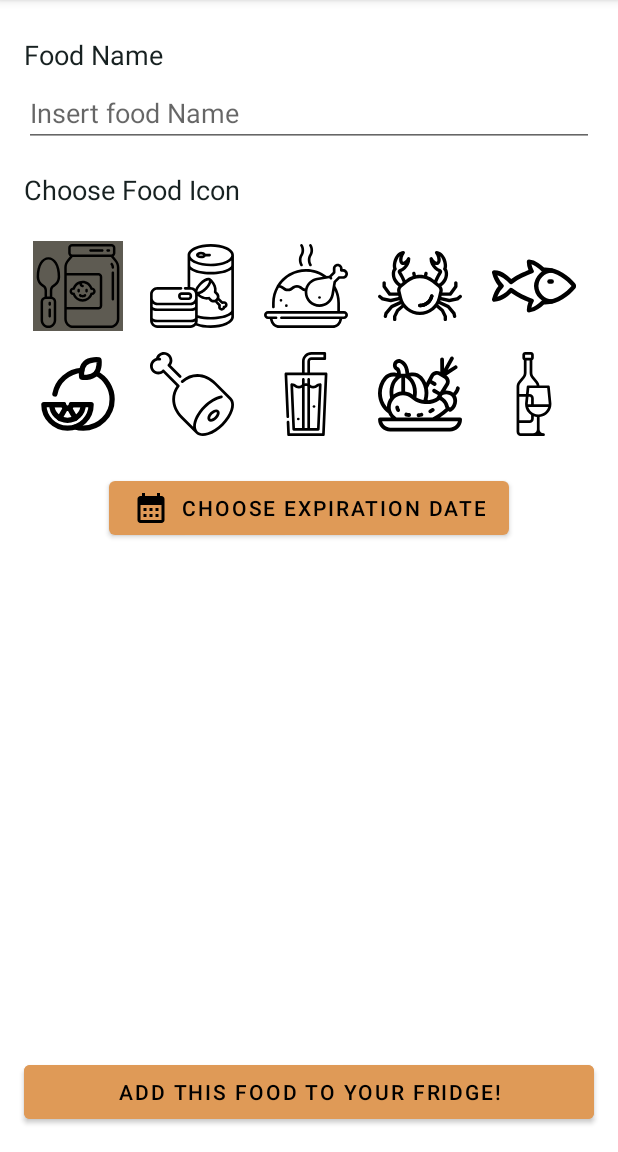
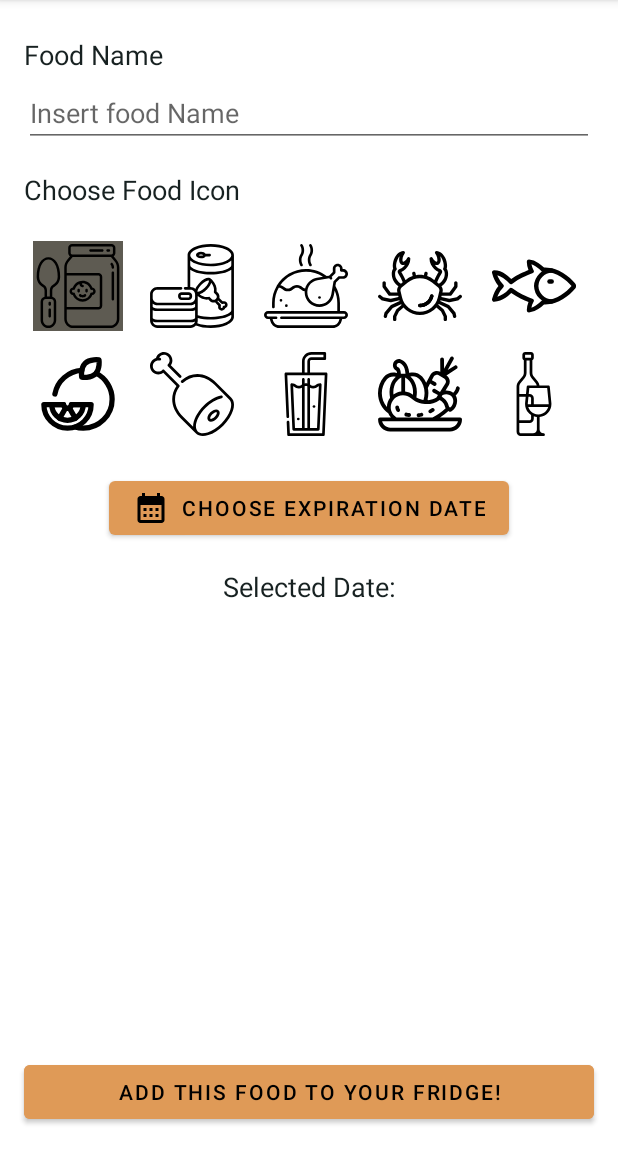
Before and after one commit to yxef/MyFridgeApp, an Android app: the ModifyFoodFragment screen opened through its navigation route, after a tap on "Single Icon", on a phone screen of 412 x 824 dp, the part 84-1236 px from its top. Run offline under Robolectric (Android 15) with nearby library versions, the phone set to English and light mode, and no system bars.

Commit message:
added POST, devo prendere la data e l'icona corretta invece di hardcodearli e fixato un po' il layout

```diff
--- a/app/build.gradle
+++ b/app/build.gradle
@@ -77,6 +77,8 @@ dependencies {
 
     implementation("com.google.android.material:material:1.7.0-alpha03")
 
+    implementation("com.squareup.okhttp3:logging-interceptor:4.10.0")
+
 //    implementation "androidx.room:room-runtime:$room_version"
 //    kapt "androidx.room:room-compiler:$room_version"
 //
--- a/app/src/main/java/com/example/myfridge/modifyfood/AddFoodViewModel.kt
+++ b/app/src/main/java/com/example/myfridge/modifyfood/AddFoodViewModel.kt
@@ -1,10 +1,17 @@
 package com.example.myfridge.modifyfood
 
+import android.util.Log
+import androidx.lifecycle.LiveData
+import androidx.lifecycle.MutableLiveData
 import androidx.lifecycle.ViewModel
+import androidx.lifecycle.viewModelScope
 import com.example.myfridge.R
+import com.example.myfridge.data.Food
+import com.example.myfridge.network.MyFridgeApi
+import kotlinx.coroutines.launch
 
 
-class AddFoodViewModel : ViewModel(){
+class AddFoodViewModel : ViewModel() {
     private val _iconDrawableId = listOf(
         R.drawable.ic_baby_food,
         R.drawable.ic_canned_food,
@@ -17,9 +24,42 @@ class AddFoodViewModel : ViewModel(){
         R.drawable.ic_vegetables_pumpkin_food,
         R.drawable.ic_wine_food
     )
-
     val iconList = _iconDrawableId
 
+    var foodToInsert: Food? = null
 
+    private var _selectedIconPosition = MutableLiveData<Int>()
+    val selectedIconPosition : LiveData<Int> = _selectedIconPosition
+
+    init {
+        _selectedIconPosition.value = -1
+    }
+
+    fun createFood(
+        fridgeId: Int,
+        foodName: String,
+        expirationDate: String,
+        iconId: Int
+    ) {
+        foodToInsert = Food(
+            foodId = null,
+            fridgeId = fridgeId,
+            foodName = foodName,
+            expirationDate = expirationDate,
+            iconId = iconId
+        )
+    }
+
+    fun pushFoodToDatabase() {
+        if (foodToInsert != null) {
+            viewModelScope.launch {
+                try {
+                    MyFridgeApi.retrofitService.addFoodToFridge(foodToInsert!!)
+                } catch (e: Exception) {
+                    Log.d("Dataset", "Failure: ${e.message}")
+                }
+            }
+        }
+    }
 
 }
--- a/app/src/main/java/com/example/myfridge/modifyfood/IconItemAdapter.kt
+++ b/app/src/main/java/com/example/myfridge/modifyfood/IconItemAdapter.kt
@@ -5,16 +5,17 @@ import android.view.LayoutInflater
 import android.view.View
 import android.view.ViewGroup
 import android.widget.ImageView
-import android.widget.Toast
+import androidx.lifecycle.viewmodel.compose.viewModel
 import androidx.recyclerview.widget.RecyclerView
 import com.example.myfridge.R
 
-private var selectedIconPosition = -1
-private var previousIconPosition = -1
 
 class IconItemAdapter(
     private val dataset: List<Int>
 ) : RecyclerView.Adapter<IconItemAdapter.IconViewHolder>() {
+
+    var selectedIconPosition = -1
+    private var previousIconPosition = -1
 
     class IconViewHolder(view: View) : RecyclerView.ViewHolder(view) {
         val iconImageView: ImageView = view.findViewById(R.id.icon_image)
@@ -39,17 +40,10 @@ class IconItemAdapter(
             holder.iconImageView.setBackgroundColor(it.context.getColor(R.color.davys_grey))
             notifyItemChanged(previousIconPosition)
 
-            Toast.makeText(
-                it.context,
-                "$selectedIconPosition || $previousIconPosition || $position",
-                Toast.LENGTH_SHORT
-            ).show()
-
         }
     }
 
     override fun getItemCount(): Int {
         return dataset.size
     }
-
 }
--- a/app/src/main/java/com/example/myfridge/modifyfood/ModifyFoodFragment.kt
+++ b/app/src/main/java/com/example/myfridge/modifyfood/ModifyFoodFragment.kt
@@ -1,7 +1,7 @@
 package com.example.myfridge.modifyfood
 
-import android.annotation.SuppressLint
 import android.os.Bundle
+import android.util.Log
 import androidx.fragment.app.Fragment
 import android.view.LayoutInflater
 import android.view.View
@@ -11,7 +11,12 @@ import androidx.recyclerview.widget.RecyclerView
 import com.example.myfridge.R
 import com.example.myfridge.data.Food
 import com.example.myfridge.databinding.FragmentModifyFoodBinding
+import com.google.android.material.datepicker.CalendarConstraints
+import com.google.android.material.datepicker.DateValidatorPointBackward
+import com.google.android.material.datepicker.DateValidatorPointForward
 import com.google.android.material.datepicker.MaterialDatePicker
+import java.text.DateFormat
+import java.util.*
 
 
 class ModifyFoodFragment : Fragment() {
@@ -26,8 +31,10 @@ class ModifyFoodFragment : Fragment() {
 
     private lateinit var recyclerView: RecyclerView
 
+    private lateinit var selectedDate: String
+
     // Food item that we will insert into our fridge
-    private val food : Food? = null
+    private val food: Food? = null
 
     override fun onCreateView(
         inflater: LayoutInflater,
@@ -38,22 +45,27 @@ class ModifyFoodFragment : Fragment() {
         return binding.root
     }
 
-    @SuppressLint("SetTextI18n")
     override fun onViewCreated(view: View, savedInstanceState: Bundle?) {
         super.onViewCreated(view, savedInstanceState)
         recyclerView = binding.recyclerView
 
         recyclerView.adapter = IconItemAdapter(addFoodViewModel.iconList)
 
+        val constraintsBuilder =
+            CalendarConstraints.Builder().setValidator(DateValidatorPointForward.now())
+
         // Create the date picker builder, passing the normal datepicker
         val materialDateBuilder: MaterialDatePicker.Builder<*> =
             MaterialDatePicker.Builder
                 .datePicker()
                 .setTitleText("Select a Date!")
+                .setCalendarConstraints(constraintsBuilder.build())
+
 
         val materialDatePicker = materialDateBuilder.build() //come in fortnite poggers
 
 
+        // Shows calendar picker
         binding.buttonChooseExpirationDate.setOnClickListener {
             activity?.let {
                 materialDatePicker.show(
@@ -63,12 +75,21 @@ class ModifyFoodFragment : Fragment() {
             }
         }
 
+        // gets the expiration date to show to the user and to use when pushing to DB
         materialDatePicker.addOnPositiveButtonClickListener {
             binding.textViewExpirationDateFeedback.text =
                 getString(R.string.expiration_feedback, materialDatePicker.headerText)
         }
 
         binding.buttonConfirmChoice.setOnClickListener {
+            addFoodViewModel.createFood(
+                fridgeId = 11, // Da rimpiazzare con fridgeId nel bundle
+                iconId = 0,
+                expirationDate = "22-12-31",
+                foodName = binding.foodNameEditText.text.toString()
+            )
+            Log.d("Dataset", addFoodViewModel.foodToInsert.toString())
+            addFoodViewModel.pushFoodToDatabase()
             binding.buttonConfirmChoice.findNavController().navigate(action)
         }
     }
--- a/app/src/main/res/layout/fragment_modify_food.xml
+++ b/app/src/main/res/layout/fragment_modify_food.xml
@@ -71,6 +71,19 @@
         app:layout_constraintStart_toStartOf="parent"
         app:layout_constraintTop_toBottomOf="@id/recycler_view" />
 
+
+    <TextView
+        android:id="@+id/text_view_selected_date"
+        android:layout_width="wrap_content"
+        android:layout_height="wrap_content"
+        android:layout_marginTop="16dp"
+        android:text="@string/selected_date"
+        android:textAppearance="@style/TextAppearance.AppCompat.Medium"
+        android:textColor="@color/dark_jungle_green"
+        app:layout_constraintEnd_toEndOf="parent"
+        app:layout_constraintStart_toStartOf="parent"
+        app:layout_constraintTop_toBottomOf="@id/button_choose_expiration_date" />
+
     <TextView
         android:id="@+id/text_view_expiration_date_feedback"
         android:layout_width="wrap_content"
@@ -80,7 +93,7 @@
         android:textColor="@color/dark_jungle_green"
         app:layout_constraintEnd_toEndOf="parent"
         app:layout_constraintStart_toStartOf="parent"
-        app:layout_constraintTop_toBottomOf="@id/button_choose_expiration_date"
+        app:layout_constraintTop_toBottomOf="@id/text_view_selected_date"
         tools:text="EXPIRATION DATE FEEDBACK" />
 
     <Button
--- a/app/src/main/res/values/strings.xml
+++ b/app/src/main/res/values/strings.xml
@@ -22,5 +22,6 @@
     <string name="choose_food_icon">Choose Food Icon</string>
     <string name="add_this_food_to_your_fridge">Add this food to your fridge!</string>
     <string name="single_icon">Single Icon</string>
-    <string name="expiration_feedback">Selected Date: %s</string>
+    <string name="expiration_feedback">%s</string>
+    <string name="selected_date">Selected Date:</string>
 </resources>
```
Also changed, not shown: app/src/main/java/com/example/myfridge/data/Food.kt (+6 -6 lines), app/src/main/java/com/example/myfridge/network/MyFridgeApiService.kt (+21 -3 lines), app/src/main/res/layout/fragment_food_list.xml (+5 -3 lines).
